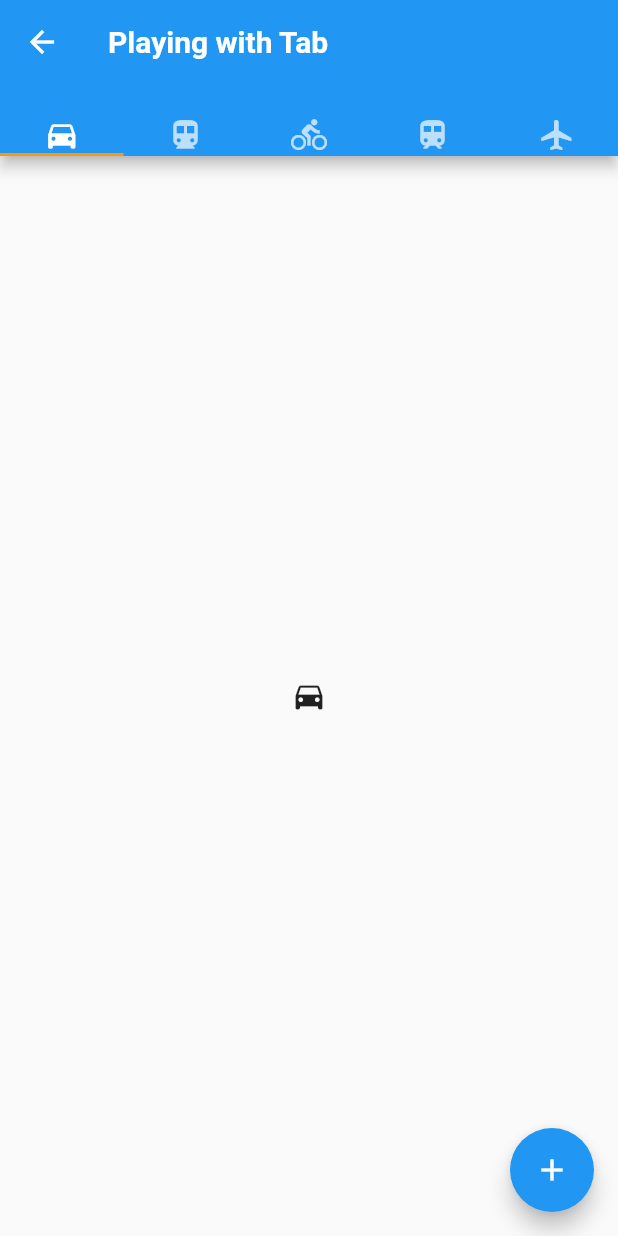
After one commit to Iamsdt/playing_with_flutter, a Flutter app: the Routes screen opened directly, on a phone screen of 412 x 824 dp. The commit adds this screen. Run offline on Flutter 3.47's test engine with Material 2 defaults, Android fonts, the light colour scheme and no system bars; our stand-ins replace cached_network_image, shared_preferences, transparent_image; accounts and stored records are empty.

Commit message:
A practice app
Signed-off-by: Iamsdt <shudiptotrafder@gmail.com>

Took 1 hour 32 minutes

```diff
--- a/lib/advance/splash_intro/HomeScreen.dart
+++ b/lib/practice/HomeScreen.dart
@@ -1,21 +1,24 @@
 /*
  * Developed by Shudipto Trafder.
- * on 6/25/18 12:41 PM.
+ * on 6/25/18 7:30 PM.
  * Copyright (c) Shudipto Trafder.
  */
 
 import 'dart:math';
 
 import 'package:flutter/material.dart';
+import 'package:playing_with_flutter/practice/Navigator.dart';
 
-class HomeScreen extends StatefulWidget {
+class HomeScreen extends StatelessWidget {
   @override
-  _HomeScreenState createState() => new _HomeScreenState();
+  Widget build(BuildContext context) {
+    return _HomeScreenState();
+  }
 }
 
-class _HomeScreenState extends State<HomeScreen> {
-  final items = List<_ListItem>.generate(
-      20, (i) => _ListItem("Title: $i", "Subtitle: $i"));
+class _HomeScreenState extends StatelessWidget {
+  final items =
+      List<ListItem>.generate(20, (i) => ListItem("Title: $i", "Subtitle: $i"));
 
   @override
   Widget build(BuildContext context) {
@@ -35,7 +38,6 @@ class _HomeScreenState extends State<HomeScreen> {
               onTap: () {
                 // Update the state of the app
                 // ...
-
                 Navigator.pop(context);
               },
             ),
@@ -54,6 +56,7 @@ class _HomeScreenState extends State<HomeScreen> {
                 // Update the state of the app
                 // ...
                 Navigator.pop(context);
+                MyNavigator.toRoutes(context);
               },
             ),
             Container(
@@ -85,6 +88,7 @@ class _HomeScreenState extends State<HomeScreen> {
       ),
       body: new Center(
         child: ListView.builder(
+          padding: EdgeInsets.all(8.0),
           itemCount: items.length,
           itemBuilder: (context, index) {
             return CardView(items[index]);
@@ -136,24 +140,28 @@ class _HomeScreenState extends State<HomeScreen> {
   }
 }
 
-class _ListItem {
+class ListItem {
   dynamic Title;
   dynamic SubTitle;
-  _ListItem(this.Title, this.SubTitle);
+  ListItem(this.Title, this.SubTitle);
 }
 
 class CardView extends StatelessWidget {
-  final _ListItem item;
+  final ListItem item;
 
   CardView(this.item);
 
   @override
   Widget build(BuildContext context) {
     return new Card(
+      child: GestureDetector(
+        onTap: () {
+          MyNavigator.toDetails(context, item);
+        },
         child: Container(
           color: getRandomColor(),
           child: Padding(
-          padding: const EdgeInsets.all(8.0),
+            padding: EdgeInsets.all(8.0),
             child: Row(
               mainAxisAlignment: MainAxisAlignment.start,
               children: <Widget>[
@@ -178,6 +186,7 @@ class CardView extends StatelessWidget {
                   ),
                 )
               ],
+            ),
           ),
         ),
       ),
--- a/lib/advance/splash_intro/MyApp.dart
+++ b/lib/practice/MyApp.dart
@@ -1,20 +1,22 @@
 /*
  * Developed by Shudipto Trafder.
- * on 6/25/18 11:36 AM.
+ * on 6/25/18 7:30 PM.
  * Copyright (c) Shudipto Trafder.
  */
 
 import 'package:flutter/material.dart';
-import 'package:playing_with_flutter/advance/splash_intro/HomeScreen.dart';
-import 'package:playing_with_flutter/advance/splash_intro/IntroScreen.dart';
-import 'package:playing_with_flutter/advance/splash_intro/SplashScreen.dart';
+import 'package:playing_with_flutter/practice/HomeScreen.dart';
+import 'package:playing_with_flutter/practice/IntroScreen.dart';
+import 'package:playing_with_flutter/practice/Routes.dart';
+import 'package:playing_with_flutter/practice/SplashScreen.dart';
 
 void main() => runApp(_MyApp());
 
 class _MyApp extends StatelessWidget {
   final routes = <String, WidgetBuilder>{
     "/intro": (context) => IntroScreen(),
-    "/home": (context) => HomeScreen()
+    "/home": (context) => HomeScreen(),
+    "/routes": (context) => Routes(),
   };
 
   @override
--- /dev/null
+++ b/lib/practice/Routes.dart
@@ -0,0 +1,56 @@
+/*
+ * Developed by Shudipto Trafder.
+ * on 6/25/18 6:22 PM.
+ * Copyright (c) Shudipto Trafder.
+ */
+import 'package:flutter/material.dart';
+
+class Routes extends StatelessWidget {
+  @override
+  Widget build(BuildContext context) {
+    return DefaultTabController(
+      length: 5,
+      child: Scaffold(
+        appBar: AppBar(
+          title: Text("Playing with Tab"),
+          bottom: TabBar(
+            indicatorColor: Colors.orange,
+            tabs: <Widget>[
+              Icon(Icons.directions_car),
+              Icon(Icons.directions_transit),
+              Icon(Icons.directions_bike),
+              Icon(Icons.train),
+              Icon(Icons.airplanemode_active),
+            ],
+          ),
+        ),
+        body: TabBarView(
+          children: <Widget>[
+            Icon(Icons.directions_car),
+            Icon(Icons.directions_transit),
+            Icon(Icons.directions_bike),
+            Icon(Icons.train),
+            Icon(Icons.airplanemode_active),
+          ],
+        ),
+        floatingActionButton: FloatingActionButton(
+          onPressed: () {
+            final snackBar = SnackBar(
+              content: Text('You are in details Screens'),
+              action: SnackBarAction(
+                label: 'Undo',
+                onPressed: () {
+                  // Some code to undo the change!
+                },
+              ),
+            );
+
+            // Find the Scaffold in the Widget tree and use it to show a SnackBar!
+            Scaffold.of(context).showSnackBar(snackBar);
+          },
+          child: Icon(Icons.add),
+        ),
+      ),
+    );
+  }
+}
```
Also changed, not shown: lib/advance/splash_intro/Navigator.dart (deleted, +0 -20 lines), lib/practice/Details.dart (added, +91 -0 lines), lib/practice/IntroScreen.dart (renamed from lib/advance/splash_intro/IntroScreen.dart, +13 -5 lines), lib/practice/Navigator.dart (added, +63 -0 lines), lib/practice/SplashScreen.dart (renamed from lib/advance/splash_intro/SplashScreen.dart, +4 -3 lines), lib/practice/Intro.dart (renamed from lib/advance/splash_intro/Intro.dart). Lines whose indentation alone changed are shown as unchanged.
